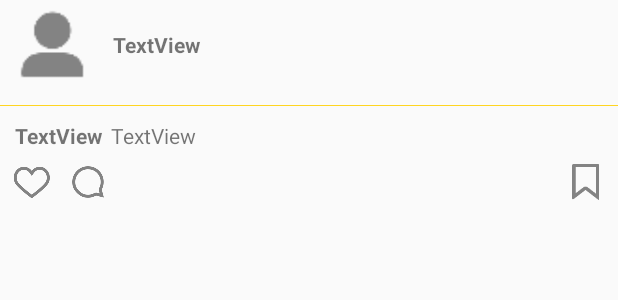
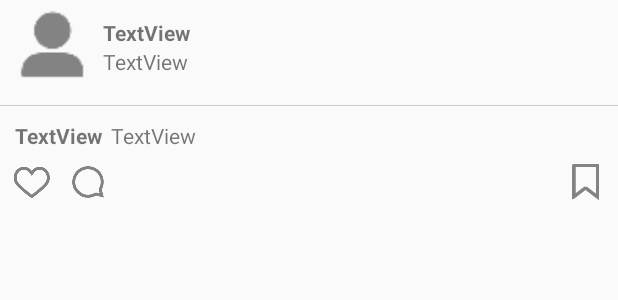
Before and after one commit to amyhgu/Parstagram, an Android app: the layout item_post.xml on its own in the app's theme, with its tools: preview values and no code run, on a phone screen of 412 x 824 dp. Shown: the top 300 px of the screen. Run offline under Robolectric (Android 15) with nearby library versions, the phone set to English and light mode, and no system bars; plain views replace ParseImageView.

```diff
--- a/app/src/main/res/layout/item_post.xml
+++ b/app/src/main/res/layout/item_post.xml
@@ -9,9 +9,9 @@
         android:id="@+id/tvUsername"
         android:layout_width="wrap_content"
         android:layout_height="wrap_content"
-        android:layout_marginTop="20dp"
-        android:layout_marginLeft="10dp"
-        android:layout_toEndOf="@+id/ivProfilePic"
+        android:layout_alignParentTop="true"
+        android:layout_marginTop="12dp"
+        android:layout_toEndOf="@+id/tvCommentName"
         android:text="TextView"
         android:textStyle="bold" />
 
@@ -81,4 +81,12 @@
         android:layout_marginLeft="5dp"
         android:text="TextView" />
 
+    <TextView
+        android:id="@+id/tvTimestamp"
+        android:layout_width="wrap_content"
+        android:layout_height="wrap_content"
+        android:layout_alignStart="@+id/tvUsername"
+        android:layout_below="@+id/tvUsername"
+        android:text="TextView" />
+
 </RelativeLayout>
```
Also changed, not shown: app/src/main/java/me/amyhgu/parstagram/PostAdapter.java (+5 -4 lines), app/src/main/java/me/amyhgu/parstagram/PostHelper.java (deleted, +0 -13 lines), app/src/main/java/me/amyhgu/parstagram/model/Post.java (+0 -17 lines), 1 other file.
